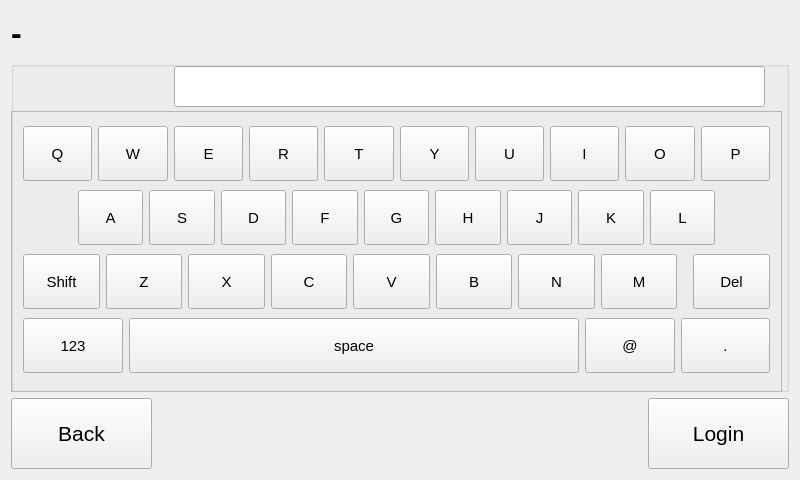
Old version of the form v3/qt/textInput/textInput.ui in the repository twschung/IoT-Smart-Scale.
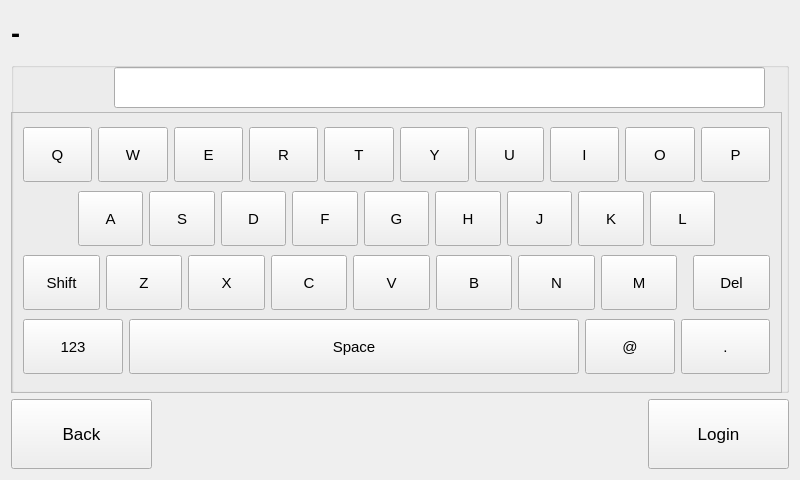
New version of the form.

```diff
--- a/v3/qt/textInput/textInput.ui
+++ b/v3/qt/textInput/textInput.ui
@@ -25,13 +25,13 @@
      <property name="minimumSize">
       <size>
        <width>141</width>
-       <height>71</height>
+       <height>70</height>
       </size>
      </property>
      <property name="font">
       <font>
-       <family>Helvetica Neue</family>
-       <pointsize>16</pointsize>
+       <family>Arial</family>
+       <pointsize>13</pointsize>
       </font>
      </property>
      <property name="text">
@@ -44,13 +44,13 @@
      <property name="minimumSize">
       <size>
        <width>141</width>
-       <height>71</height>
+       <height>70</height>
       </size>
      </property>
      <property name="font">
       <font>
-       <family>Helvetica Neue</family>
-       <pointsize>16</pointsize>
+       <family>Arial</family>
+       <pointsize>13</pointsize>
       </font>
      </property>
      <property name="text">
@@ -91,18 +91,21 @@
         <height>20</height>
        </rect>
       </property>
+      <property name="sizePolicy">
+       <sizepolicy hsizetype="Preferred" vsizetype="Fixed">
+        <horstretch>0</horstretch>
+        <verstretch>0</verstretch>
+       </sizepolicy>
+      </property>
       <property name="minimumSize">
        <size>
-        <width>50</width>
+        <width>0</width>
         <height>20</height>
        </size>
       </property>
       <property name="font">
        <font>
-        <family>Helvetica Neue</family>
-        <pointsize>16</pointsize>
-        <weight>75</weight>
-        <bold>true</bold>
+        <family>Arial</family>
        </font>
       </property>
       <property name="text">
@@ -112,9 +115,9 @@
      <widget class="QLineEdit" name="lineEdit_currentText">
       <property name="geometry">
        <rect>
-        <x>163</x>
+        <x>103</x>
         <y>5</y>
-        <width>591</width>
+        <width>651</width>
         <height>41</height>
        </rect>
       </property>
@@ -156,6 +159,11 @@
              <height>55</height>
             </size>
            </property>
+           <property name="font">
+            <font>
+             <family>Arial</family>
+            </font>
+           </property>
            <property name="text">
             <string>Q</string>
            </property>
@@ -169,6 +177,11 @@
              <height>55</height>
             </size>
            </property>
+           <property name="font">
+            <font>
+             <family>Arial</family>
+            </font>
+           </property>
            <property name="text">
             <string>W</string>
            </property>
@@ -182,6 +195,11 @@
              <height>55</height>
             </size>
            </property>
+           <property name="font">
+            <font>
+             <family>Arial</family>
+            </font>
+           </property>
            <property name="text">
             <string>E</string>
            </property>
@@ -195,6 +213,11 @@
              <height>55</height>
             </size>
            </property>
+           <property name="font">
+            <font>
+             <family>Arial</family>
+            </font>
+           </property>
            <property name="text">
             <string>R</string>
            </property>
@@ -208,6 +231,11 @@
              <height>55</height>
             </size>
            </property>
+           <property name="font">
+            <font>
+             <family>Arial</family>
+            </font>
+           </property>
            <property name="text">
             <string>T</string>
            </property>
@@ -221,6 +249,11 @@
              <height>55</height>
             </size>
            </property>
+           <property name="font">
+            <font>
+             <family>Arial</family>
+            </font>
+           </property>
            <property name="text">
             <string>Y</string>
            </property>
@@ -234,6 +267,11 @@
              <height>55</height>
             </size>
            </property>
+           <property name="font">
+            <font>
+             <family>Arial</family>
+            </font>
+           </property>
            <property name="text">
             <string>U</string>
            </property>
@@ -247,6 +285,11 @@
              <height>55</height>
             </size>
            </property>
+           <property name="font">
+            <font>
+             <family>Arial</family>
+            </font>
+           </property>
            <property name="text">
             <string>I</string>
            </property>
@@ -260,6 +303,11 @@
              <height>55</height>
             </size>
            </property>
+           <property name="font">
+            <font>
+             <family>Arial</family>
+            </font>
+           </property>
            <property name="text">
             <string>O</string>
            </property>
@@ -273,6 +321,11 @@
              <height>55</height>
             </size>
            </property>
+           <property name="font">
+            <font>
+             <family>Arial</family>
+            </font>
+           </property>
            <property name="text">
             <string>P</string>
            </property>
@@ -306,6 +359,11 @@
              <height>55</height>
             </size>
            </property>
+           <property name="font">
+            <font>
+             <family>Arial</family>
+            </font>
+           </property>
            <property name="text">
             <string>A</string>
            </property>
@@ -319,6 +377,11 @@
              <height>55</height>
             </size>
            </property>
+           <property name="font">
+            <font>
+             <family>Arial</family>
+            </font>
+           </property>
            <property name="text">
             <string>S</string>
            </property>
@@ -332,6 +395,11 @@
              <height>55</height>
             </size>
            </property>
+           <property name="font">
+            <font>
+             <family>Arial</family>
+            </font>
+           </property>
            <property name="text">
             <string>D</string>
            </property>
@@ -345,6 +413,11 @@
              <height>55</height>
             </size>
            </property>
+           <property name="font">
+            <font>
+             <family>Arial</family>
+            </font>
+           </property>
            <property name="text">
             <string>F</string>
            </property>
@@ -358,6 +431,11 @@
              <height>55</height>
             </size>
            </property>
+           <property name="font">
+            <font>
+             <family>Arial</family>
+            </font>
+           </property>
            <property name="text">
             <string>G</string>
            </property>
@@ -371,6 +449,11 @@
              <height>55</height>
             </size>
            </property>
+           <property name="font">
+            <font>
+             <family>Arial</family>
+            </font>
+           </property>
            <property name="text">
             <string>H</string>
            </property>
@@ -384,6 +467,11 @@
              <height>55</height>
             </size>
            </property>
+           <property name="font">
+            <font>
+             <family>Arial</family>
+            </font>
+           </property>
            <property name="text">
             <string>J</string>
            </property>
@@ -397,6 +485,11 @@
              <height>55</height>
             </size>
            </property>
+           <property name="font">
+            <font>
+             <family>Arial</family>
+            </font>
+           </property>
            <property name="text">
             <string>K</string>
            </property>
@@ -410,6 +503,11 @@
              <height>55</height>
             </size>
            </property>
+           <property name="font">
+            <font>
+             <family>Arial</family>
+            </font>
+           </property>
            <property name="text">
             <string>L</string>
            </property>
@@ -443,6 +541,11 @@
              <height>55</height>
             </size>
            </property>
+           <property name="font">
+            <font>
+             <family>Arial</family>
+            </font>
+           </property>
            <property name="text">
             <string>Shift</string>
            </property>
@@ -472,6 +575,11 @@
              <height>55</height>
             </size>
            </property>
+           <property name="font">
+            <font>
+             <family>Arial</family>
+            </font>
+           </property>
            <property name="text">
             <string>Z</string>
            </property>
@@ -485,6 +593,11 @@
              <height>55</height>
             </size>
            </property>
+           <property name="font">
+            <font>
+             <family>Arial</family>
+            </font>
+           </property>
            <property name="text">
             <string>X</string>
            </property>
@@ -498,6 +611,11 @@
              <height>55</height>
             </size>
            </property>
+           <property name="font">
+            <font>
+             <family>Arial</family>
+            </font>
+           </property>
            <property name="text">
             <string>C</string>
            </property>
@@ -511,6 +629,11 @@
              <height>55</height>
             </size>
            </property>
+           <property name="font">
+            <font>
+             <family>Arial</family>
+            </font>
+           </property>
            <property name="text">
             <string>V</string>
            </property>
@@ -524,6 +647,11 @@
              <height>55</height>
             </size>
            </property>
+           <property name="font">
+            <font>
+             <family>Arial</family>
+            </font>
+           </property>
            <property name="text">
             <string>B</string>
            </property>
@@ -537,6 +665,11 @@
              <height>55</height>
             </size>
            </property>
+           <property name="font">
+            <font>
+             <family>Arial</family>
+            </font>
+           </property>
            <property name="text">
             <string>N</string>
            </property>
@@ -550,6 +683,11 @@
              <height>55</height>
             </size>
            </property>
+           <property name="font">
+            <font>
+             <family>Arial</family>
+            </font>
+           </property>
            <property name="text">
             <string>M</string>
            </property>
@@ -579,6 +717,11 @@
              <height>55</height>
             </size>
            </property>
+           <property name="font">
+            <font>
+             <family>Arial</family>
+            </font>
+           </property>
            <property name="text">
             <string>Del</string>
            </property>
@@ -596,6 +739,11 @@
              <height>55</height>
             </size>
            </property>
+           <property name="font">
+            <font>
+             <family>Arial</family>
+            </font>
+           </property>
            <property name="text">
             <string>123</string>
            </property>
@@ -609,8 +757,13 @@
              <height>55</height>
             </size>
            </property>
+           <property name="font">
+            <font>
+             <family>Arial</family>
+            </font>
+           </property>
            <property name="text">
-            <string>space</string>
+            <string>Space</string>
            </property>
           </widget>
          </item>
@@ -622,6 +775,11 @@
              <height>55</height>
             </size>
            </property>
+           <property name="font">
+            <font>
+             <family>Arial</family>
+            </font>
+           </property>
            <property name="text">
             <string>@</string>
            </property>
@@ -635,6 +793,11 @@
              <height>55</height>
             </size>
            </property>
+           <property name="font">
+            <font>
+             <family>Arial</family>
+            </font>
+           </property>
            <property name="text">
             <string>.</string>
            </property>
@@ -648,16 +811,10 @@
    </item>
    <item row="0" column="0" colspan="3">
     <widget class="QLabel" name="lbl_title">
-     <property name="minimumSize">
-      <size>
-       <width>121</width>
-       <height>31</height>
-      </size>
-     </property>
      <property name="font">
       <font>
-       <family>Helvetica Neue</family>
-       <pointsize>24</pointsize>
+       <family>Arial</family>
+       <pointsize>20</pointsize>
        <weight>75</weight>
        <bold>true</bold>
       </font>
```
